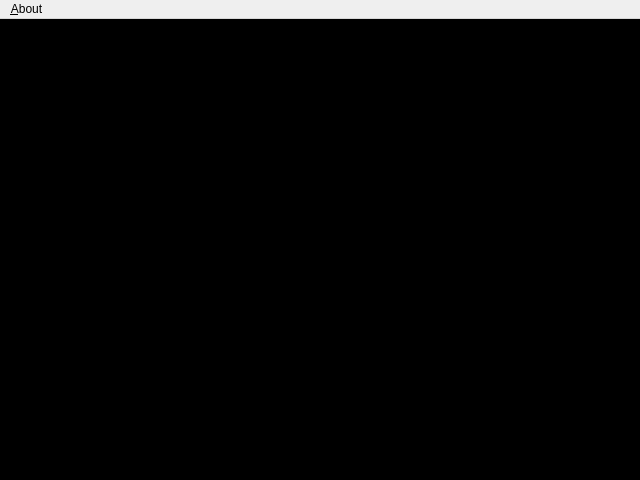
Above: ningeMain/Main.ui from zb872676223/ningeProject before the change. Below: the same form after it.
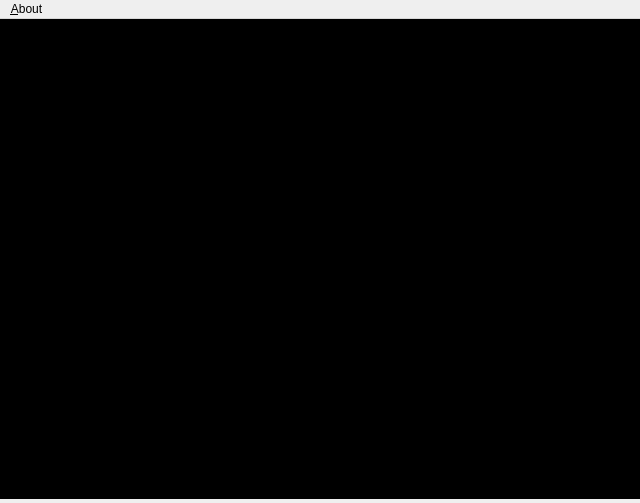
That is the form after the change. Icons and pictures are not drawn.

```diff
--- a/ningeMain/Main.ui
+++ b/ningeMain/Main.ui
@@ -7,9 +7,15 @@
     <x>0</x>
     <y>0</y>
     <width>640</width>
-    <height>480</height>
+    <height>503</height>
    </rect>
   </property>
+  <property name="sizePolicy">
+   <sizepolicy hsizetype="Preferred" vsizetype="Preferred">
+    <horstretch>0</horstretch>
+    <verstretch>0</verstretch>
+   </sizepolicy>
+  </property>
   <property name="windowTitle">
    <string>ningeMain</string>
   </property>
@@ -17,10 +23,42 @@
    <string notr="true"/>
   </property>
   <widget class="QWidget" name="centralwidget">
+   <property name="sizePolicy">
+    <sizepolicy hsizetype="Preferred" vsizetype="Preferred">
+     <horstretch>0</horstretch>
+     <verstretch>0</verstretch>
+    </sizepolicy>
+   </property>
+   <property name="minimumSize">
+    <size>
+     <width>640</width>
+     <height>480</height>
+    </size>
+   </property>
+   <property name="maximumSize">
+    <size>
+     <width>640</width>
+     <height>480</height>
+    </size>
+   </property>
    <property name="styleSheet">
-    <string notr="true">image: url(:/ningeMain/resource/image/ninge.png);
+    <string notr="true"/>
+   </property>
+   <layout class="QVBoxLayout" name="verticalLayout">
+    <property name="margin">
+     <number>0</number>
+    </property>
+    <item>
+     <widget class="QStackedWidget" name="centralStack">
+      <widget class="QWidget" name="logoPage">
+       <property name="styleSheet">
+        <string notr="true">image: url(:/ningeMain/resource/image/ninge.png);
 background-color: rgb(0, 0, 0);</string>
-   </property>
+       </property>
+      </widget>
+     </widget>
+    </item>
+   </layout>
   </widget>
   <widget class="QMenuBar" name="menubar">
    <property name="geometry">
```
